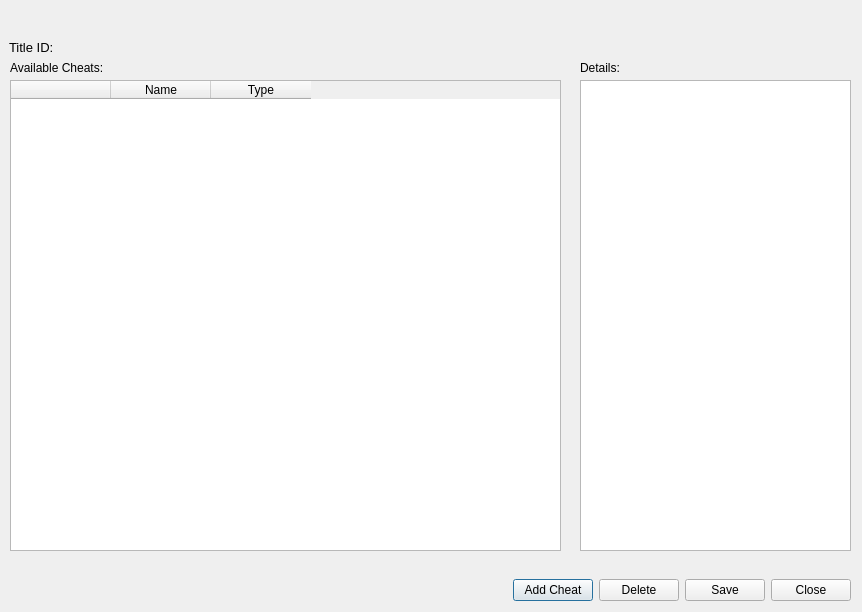
Old version of the form src/citra_qt/cheat_gui.ui in the repository grimtnt/citra.
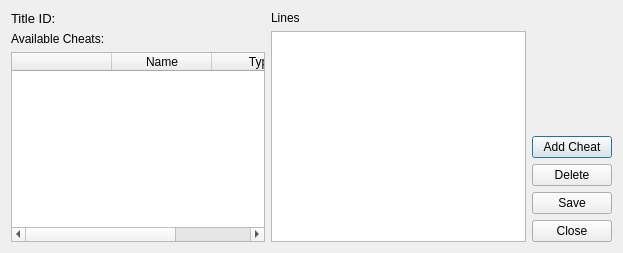
New version of the form.

Diff of the .ui file:
```diff
--- a/src/citra_qt/cheat_gui.ui
+++ b/src/citra_qt/cheat_gui.ui
@@ -6,8 +6,8 @@
    <rect>
     <x>0</x>
     <y>0</y>
-    <width>862</width>
-    <height>612</height>
+    <width>623</width>
+    <height>253</height>
    </rect>
   </property>
   <property name="sizePolicy">
@@ -19,15 +19,11 @@
   <property name="windowTitle">
    <string>Cheats</string>
   </property>
+  <layout class="QHBoxLayout" name="horizontalLayout_2">
+   <item>
+    <layout class="QVBoxLayout" name="verticalLayout_2">
+     <item>
   <widget class="QLabel" name="labelTitle">
-   <property name="geometry">
-    <rect>
-     <x>9</x>
-     <y>35</y>
-     <width>175</width>
-     <height>25</height>
-    </rect>
-   </property>
    <property name="font">
     <font>
      <pointsize>10</pointsize>
@@ -40,25 +36,72 @@
     <bool>true</bool>
    </property>
   </widget>
-  <widget class="QWidget" name="horizontalLayoutWidget">
-   <property name="geometry">
-    <rect>
-     <x>10</x>
-     <y>570</y>
-     <width>841</width>
-     <height>41</height>
-    </rect>
-   </property>
-   <layout class="QHBoxLayout" name="horizontalLayout">
+     </item>
+     <item>
+      <widget class="QLabel" name="labelAvailableCheats">
+       <property name="text">
+        <string>Available Cheats:</string>
+       </property>
+      </widget>
+     </item>
     <item>
-     <spacer name="horizontalSpacer">
+      <widget class="QTableWidget" name="tableCheats">
+       <property name="showGrid">
+        <bool>false</bool>
+       </property>
+       <property name="columnCount">
+        <number>3</number>
+       </property>
+       <attribute name="horizontalHeaderVisible">
+        <bool>true</bool>
+       </attribute>
+       <attribute name="verticalHeaderVisible">
+        <bool>false</bool>
+       </attribute>
+       <column>
+        <property name="text">
+         <string/>
+        </property>
+       </column>
+       <column>
+        <property name="text">
+         <string>Name</string>
+        </property>
+       </column>
+       <column>
+        <property name="text">
+         <string>Type</string>
+        </property>
+       </column>
+      </widget>
+     </item>
+    </layout>
+   </item>
+   <item>
+    <layout class="QVBoxLayout" name="verticalLayout">
+     <item>
+      <widget class="QLabel" name="labelLines">
+       <property name="text">
+        <string>Lines</string>
+       </property>
+      </widget>
+     </item>
+     <item>
+      <widget class="QPlainTextEdit" name="textLines"/>
+     </item>
+    </layout>
+   </item>
+   <item>
+    <layout class="QVBoxLayout" name="verticalLayout_3">
+     <item>
+      <spacer name="verticalSpacer">
       <property name="orientation">
-       <enum>Qt::Horizontal</enum>
+        <enum>Qt::Vertical</enum>
       </property>
       <property name="sizeHint" stdset="0">
        <size>
-        <width>40</width>
-        <height>20</height>
+         <width>20</width>
+         <height>40</height>
        </size>
       </property>
      </spacer>
@@ -98,91 +141,8 @@
      </widget>
     </item>
    </layout>
-  </widget>
-  <widget class="QWidget" name="verticalLayoutWidget">
-   <property name="geometry">
-    <rect>
-     <x>10</x>
-     <y>80</y>
-     <width>551</width>
-     <height>471</height>
-    </rect>
-   </property>
-   <layout class="QVBoxLayout" name="verticalLayout">
-    <item>
-     <widget class="QTableWidget" name="tableCheats">
-      <property name="showGrid">
-       <bool>false</bool>
-      </property>
-      <property name="columnCount">
-       <number>3</number>
-      </property>
-      <attribute name="horizontalHeaderVisible">
-       <bool>true</bool>
-      </attribute>
-      <attribute name="verticalHeaderVisible">
-       <bool>false</bool>
-      </attribute>
-      <column>
-       <property name="text">
-        <string/>
-       </property>
-      </column>
-      <column>
-       <property name="text">
-        <string>Name</string>
-       </property>
-      </column>
-      <column>
-       <property name="text">
-        <string>Type</string>
-       </property>
-      </column>
-     </widget>
-    </item>
-   </layout>
-  </widget>
-  <widget class="QLabel" name="labelAvailableCheats">
-   <property name="geometry">
-    <rect>
-     <x>10</x>
-     <y>60</y>
-     <width>121</width>
-     <height>16</height>
-    </rect>
-   </property>
-   <property name="text">
-    <string>Available Cheats:</string>
-   </property>
-  </widget>
-  <widget class="QWidget" name="verticalLayoutWidget_3">
-   <property name="geometry">
-    <rect>
-     <x>580</x>
-     <y>80</y>
-     <width>271</width>
-     <height>471</height>
-    </rect>
-   </property>
-   <layout class="QVBoxLayout" name="verticalLayout_3">
-    <item>
-     <widget class="QPlainTextEdit" name="textDetails"/>
-    </item>
-   </layout>
-  </widget>
-  <widget class="QLabel" name="labelDetails">
-   <property name="geometry">
-    <rect>
-     <x>580</x>
-     <y>60</y>
-     <width>55</width>
-     <height>16</height>
-    </rect>
-   </property>
-   <property name="text">
-    <string>Details:</string>
-   </property>
-  </widget>
+   </item>
+  </layout>
  </widget>
  <resources/>
  <connections/>
```
Lines whose indentation alone changed are shown as unchanged.
